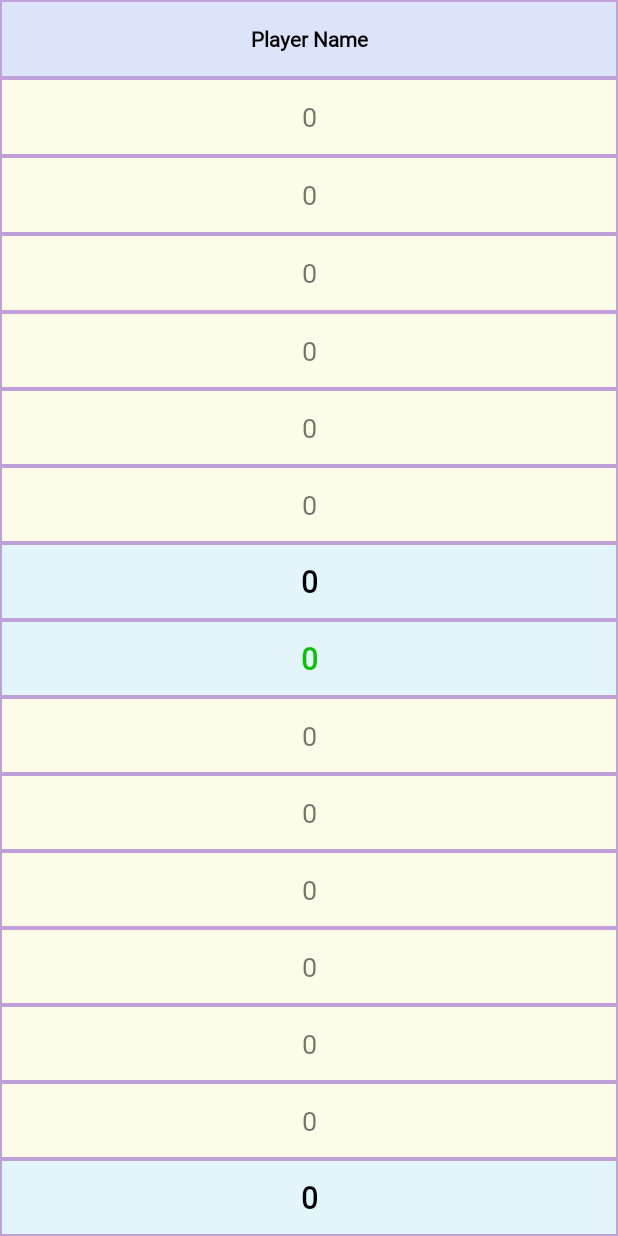
After one commit to reusablepaper/YachtApplication, an Android app: the layout dialog_score_column.xml on its own in the app's theme, with its tools: preview values and no code run, on a phone screen of 412 x 824 dp. The commit adds this screen. Run offline under Robolectric (Android 15) with nearby library versions, the phone set to English and light mode, and no system bars.

Commit message:
#005 every function finish

```diff
--- a/app/src/main/java/com/example/yacht/SumScoreFragment.java
+++ b/app/src/main/java/com/example/yacht/SumScoreFragment.java
@@ -93,6 +93,7 @@ public class SumScoreFragment extends Fragment implements GameManager.OnGameUpda
         // SumScoreFragment에서는 주사위 굴림 이벤트를 직접 처리하지 않습니다.
     }
 
+
     @Override
     public void onPossibleScoresCalculated(Map<String, Integer> scores) {
         // SumScoreFragment에서는 가능한 점수 이벤트를 직접 처리하지 않습니다.
--- /dev/null
+++ b/app/src/main/res/layout/dialog_score_column.xml
@@ -0,0 +1,221 @@
+<?xml version="1.0" encoding="utf-8"?>
+<LinearLayout xmlns:android="http://schemas.android.com/apk/res/android"
+    xmlns:tools="http://schemas.android.com/tools"
+    android:layout_width="match_parent"
+    android:layout_height="match_parent"
+    android:layout_columnWeight="1"
+    android:background="@color/tableLine"
+    android:orientation="vertical"
+    tools:context=".ScoreColumnFragment">
+
+    <TextView
+        android:id="@+id/totalScorePlayerName"
+        android:layout_width="match_parent"
+        android:layout_height="match_parent"
+        android:layout_margin="1dp"
+        android:layout_weight="1"
+        android:background="@color/tableHeader"
+        android:fontFamily="@font/custom_font"
+        android:gravity="center"
+        android:text="Player Name"
+        android:textColor="#000000"
+        android:textSize="14sp"
+        android:textStyle="bold" />
+
+    <TextView
+        android:id="@+id/score_aces"
+        android:layout_width="match_parent"
+        android:layout_height="match_parent"
+        android:layout_margin="1dp"
+        android:layout_weight="1"
+        android:background="@color/tableBG1"
+        android:fontFamily="@font/custom_font"
+        android:gravity="center"
+        android:text="0"
+        android:textSize="18dp" />
+
+    <TextView
+        android:id="@+id/score_twos"
+        android:layout_width="match_parent"
+        android:layout_height="match_parent"
+        android:layout_margin="1dp"
+        android:layout_weight="1"
+        android:background="@color/tableBG1"
+        android:fontFamily="@font/custom_font"
+        android:gravity="center"
+        android:text="0"
+        android:textSize="18dp" />
+
+    <TextView
+        android:id="@+id/score_threes"
+
+        android:layout_width="match_parent"
+        android:layout_height="match_parent"
+        android:layout_margin="1dp"
+        android:layout_weight="1"
+        android:background="@color/tableBG1"
+        android:fontFamily="@font/custom_font"
+        android:gravity="center"
+        android:text="0"
+        android:textSize="18dp" />
+
+    <TextView
+        android:id="@+id/score_fours"
+
+        android:layout_width="match_parent"
+        android:layout_height="match_parent"
+        android:layout_margin="1dp"
+        android:layout_weight="1"
+        android:background="@color/tableBG1"
+        android:fontFamily="@font/custom_font"
+        android:gravity="center"
+        android:text="0"
+        android:textSize="18dp" />
+
+    <TextView
+        android:id="@+id/score_fives"
+
+        android:layout_width="match_parent"
+        android:layout_height="match_parent"
+        android:layout_margin="1dp"
+        android:layout_weight="1"
+        android:background="@color/tableBG1"
+        android:fontFamily="@font/custom_font"
+        android:gravity="center"
+        android:text="0"
+        android:textSize="18dp" />
+
+    <TextView
+        android:id="@+id/score_sixes"
+
+        android:layout_width="match_parent"
+        android:layout_height="match_parent"
+        android:layout_margin="1dp"
+        android:layout_weight="1"
+        android:background="@color/tableBG1"
+        android:fontFamily="@font/custom_font"
+        android:gravity="center"
+        android:text="0"
+        android:textSize="18dp" />
+
+    <TextView
+        android:id="@+id/score_upperTotal"
+        android:layout_width="match_parent"
+        android:layout_height="match_parent"
+        android:layout_margin="1dp"
+        android:layout_weight="1"
+        android:background="@color/tableBG2"
+        android:fontFamily="@font/custom_font"
+        android:gravity="center"
+        android:text="0"
+        android:textColor="#000000"
+        android:textSize="20dp"
+        android:textStyle="bold" />
+
+    <TextView
+        android:id="@+id/score_bonus"
+        android:layout_width="match_parent"
+        android:layout_height="match_parent"
+        android:layout_margin="1dp"
+        android:layout_weight="1"
+        android:background="@color/tableBG2"
+        android:fontFamily="@font/custom_font"
+        android:gravity="center"
+        android:text="0"
+        android:textColor="#0BBF0B"
+        android:textSize="20dp"
+        android:textStyle="bold" />
+
+    <TextView
+        android:id="@+id/score_choice"
+
+        android:layout_width="match_parent"
+        android:layout_height="match_parent"
+        android:layout_margin="1dp"
+        android:layout_weight="1"
+        android:background="@color/tableBG1"
+        android:fontFamily="@font/custom_font"
+        android:gravity="center"
+        android:text="0"
+        android:textSize="18dp" />
+
+    <TextView
+        android:id="@+id/score_fourKind"
+
+        android:layout_width="match_parent"
+        android:layout_height="match_parent"
+        android:layout_margin="1dp"
+        android:layout_weight="1"
+        android:background="@color/tableBG1"
+        android:fontFamily="@font/custom_font"
+        android:gravity="center"
+        android:text="0"
+        android:textSize="18dp" />
+
+    <TextView
+        android:id="@+id/score_fullHouse"
+
+        android:layout_width="match_parent"
+        android:layout_height="match_parent"
+        android:layout_margin="1dp"
+        android:layout_weight="1"
+        android:background="@color/tableBG1"
+        android:fontFamily="@font/custom_font"
+        android:gravity="center"
+        android:text="0"
+        android:textSize="18dp" />
+
+    <TextView
+        android:id="@+id/score_smallStraight"
+
+        android:layout_width="match_parent"
+        android:layout_height="match_parent"
+        android:layout_margin="1dp"
+        android:layout_weight="1"
+        android:background="@color/tableBG1"
+        android:fontFamily="@font/custom_font"
+        android:gravity="center"
+        android:text="0"
+        android:textSize="18dp" />
+
+    <TextView
+        android:id="@+id/score_largeStraight"
+
+        android:layout_width="match_parent"
+        android:layout_height="match_parent"
+        android:layout_margin="1dp"
+        android:layout_weight="1"
+        android:background="@color/tableBG1"
+        android:fontFamily="@font/custom_font"
+        android:gravity="center"
+        android:text="0"
+        android:textSize="18dp" />
+
+    <TextView
+        android:id="@+id/score_yacht"
+
+        android:layout_width="match_parent"
+        android:layout_height="match_parent"
+        android:layout_margin="1dp"
+        android:layout_weight="1"
+        android:background="@color/tableBG1"
+        android:fontFamily="@font/custom_font"
+        android:gravity="center"
+        android:text="0"
+        android:textSize="18dp" />
+
+    <TextView
+        android:id="@+id/score_grandTotal"
+        android:layout_width="match_parent"
+        android:layout_height="match_parent"
+        android:layout_margin="1dp"
+        android:layout_weight="1"
+        android:background="@color/tableBG2"
+        android:fontFamily="@font/custom_font"
+        android:gravity="center"
+        android:text="0"
+        android:textColor="#000000"
+        android:textSize="20dp"
+        android:textStyle="bold" />
+
+</LinearLayout>
```
Also changed, not shown: app/src/main/java/com/example/yacht/PlayGameActivity.java (+63 -0 lines), app/src/main/java/com/example/yacht/ScoreColumnFragment.java (added, +131 -0 lines), app/src/main/java/com/example/yacht/TotalScoreDialog.java (added, +166 -0 lines), app/src/main/res/drawable/btn_basic.xml (+6 -6 lines), app/src/main/res/layout/dialog_total_score.xml (added, +57 -0 lines).
